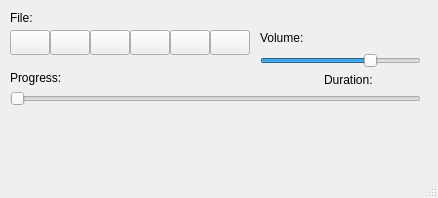
First picture: the form in mainwindow.ui, repository ArhipovAlex/QTMediaPlayer, before the edit.
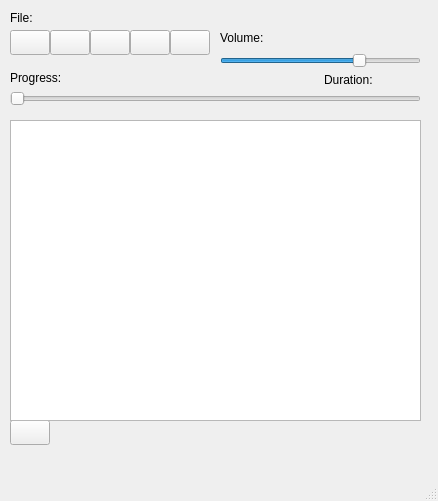
Second picture: the form after the edit. Icons and pictures are not drawn.

Commit message: Playlist start

What changed in the file:
```diff
--- a/mainwindow.ui
+++ b/mainwindow.ui
@@ -7,7 +7,7 @@
     <x>0</x>
     <y>0</y>
     <width>438</width>
-    <height>198</height>
+    <height>501</height>
    </rect>
   </property>
   <property name="windowTitle">
@@ -22,7 +22,7 @@
     <property name="geometry">
      <rect>
       <x>10</x>
-      <y>30</y>
+      <y>420</y>
       <width>40</width>
       <height>25</height>
      </rect>
@@ -34,7 +34,7 @@
    <widget class="QPushButton" name="pushButtonPrev">
     <property name="geometry">
      <rect>
-      <x>50</x>
+      <x>10</x>
       <y>30</y>
       <width>40</width>
       <height>25</height>
@@ -47,7 +47,7 @@
    <widget class="QPushButton" name="pushButtonPlay">
     <property name="geometry">
      <rect>
-      <x>90</x>
+      <x>50</x>
       <y>30</y>
       <width>40</width>
       <height>25</height>
@@ -60,7 +60,7 @@
    <widget class="QPushButton" name="pushButtonPause">
     <property name="geometry">
      <rect>
-      <x>130</x>
+      <x>90</x>
       <y>30</y>
       <width>40</width>
       <height>25</height>
@@ -73,7 +73,7 @@
    <widget class="QPushButton" name="pushButtonStop">
     <property name="geometry">
      <rect>
-      <x>170</x>
+      <x>130</x>
       <y>30</y>
       <width>40</width>
       <height>25</height>
@@ -86,7 +86,7 @@
    <widget class="QPushButton" name="pushButtonNext">
     <property name="geometry">
      <rect>
-      <x>210</x>
+      <x>170</x>
       <y>30</y>
       <width>40</width>
       <height>25</height>
@@ -112,9 +112,9 @@
    <widget class="QSlider" name="horizontalSliderVolume">
     <property name="geometry">
      <rect>
-      <x>260</x>
+      <x>220</x>
       <y>50</y>
-      <width>161</width>
+      <width>201</width>
       <height>21</height>
      </rect>
     </property>
@@ -128,7 +128,7 @@
    <widget class="QLabel" name="labelVolume">
     <property name="geometry">
      <rect>
-      <x>260</x>
+      <x>220</x>
       <y>30</y>
       <width>81</width>
       <height>16</height>
@@ -177,6 +177,16 @@
      <string>Progress:</string>
     </property>
    </widget>
+   <widget class="QTableView" name="tableViewPlaylist">
+    <property name="geometry">
+     <rect>
+      <x>10</x>
+      <y>120</y>
+      <width>411</width>
+      <height>301</height>
+     </rect>
+    </property>
+   </widget>
   </widget>
   <widget class="QMenuBar" name="menubar">
    <property name="geometry">
```
The commit also changes 3 other files.
